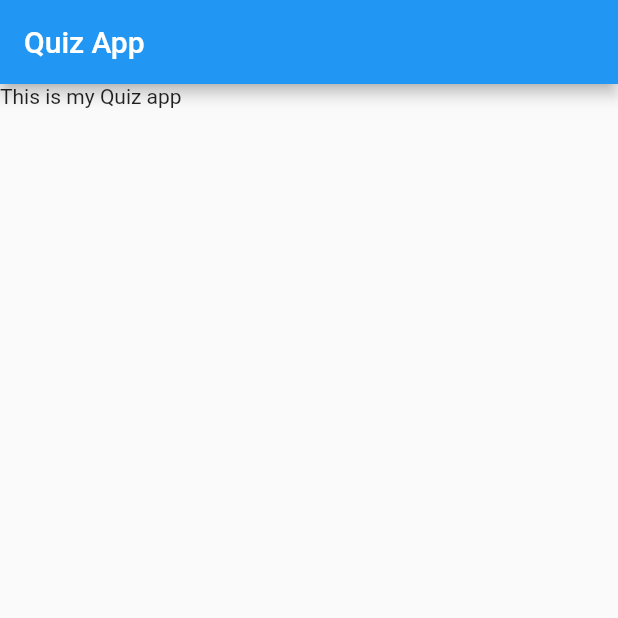
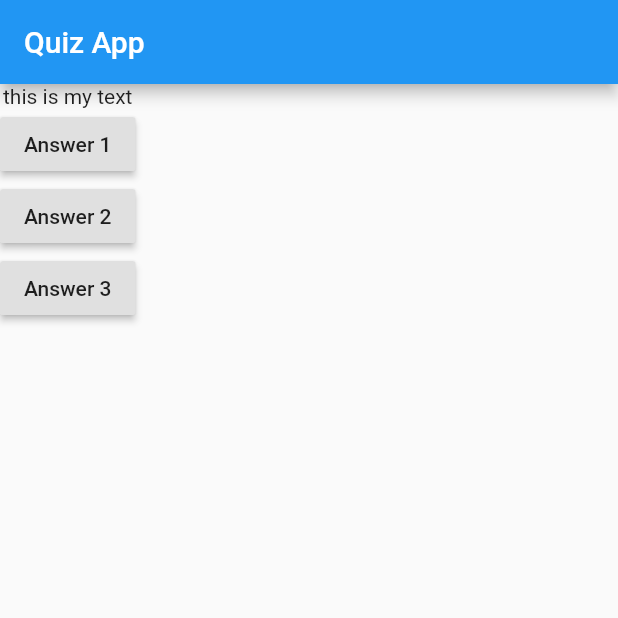
Before and after one commit to saurabhgrewal718/Flutter-Quiz-App, a Flutter app: the screen it shows after launch, on a phone screen of 412 x 824 dp, the top half of it. Run offline on Flutter 3.47's test engine with Material 2 defaults, Android fonts, the phone set to English and light mode, and no system bars.

Commit message:
the buttons added and the screen shows simple text with three buttons which uses the anonmous functions

```diff
--- a/lib/main.dart
+++ b/lib/main.dart
@@ -5,14 +5,29 @@ void main() {
 }
 
 class MyApp extends StatelessWidget {
+  void answerquestion(){
+    print("i am the answer");
+  }
 
   @override
   Widget build(BuildContext context) {
+    var questions=[
+      "what's is your favourite color",
+      "what's is your favourite game",
+      "what's is your favourite class",
+      "what's is your favourite deodrent",
+    ];
     return MaterialApp(
       home:Scaffold(
       appBar: AppBar(title:Text('Quiz App')),
-      body: Text('This is my Quiz app'),
+      body: Column(children: <Widget>[
+        Text("this is my text"),
+        RaisedButton(child: Text("Answer 1"),onPressed: answerquestion),
+        RaisedButton(child: Text("Answer 2"),onPressed: ()=> print("i am the question 2")),
+        RaisedButton(child: Text("Answer 3"),onPressed: ()=> print("i am the question 3")),
+      ],
      ),
+    ),
     );
   }
 }
```
